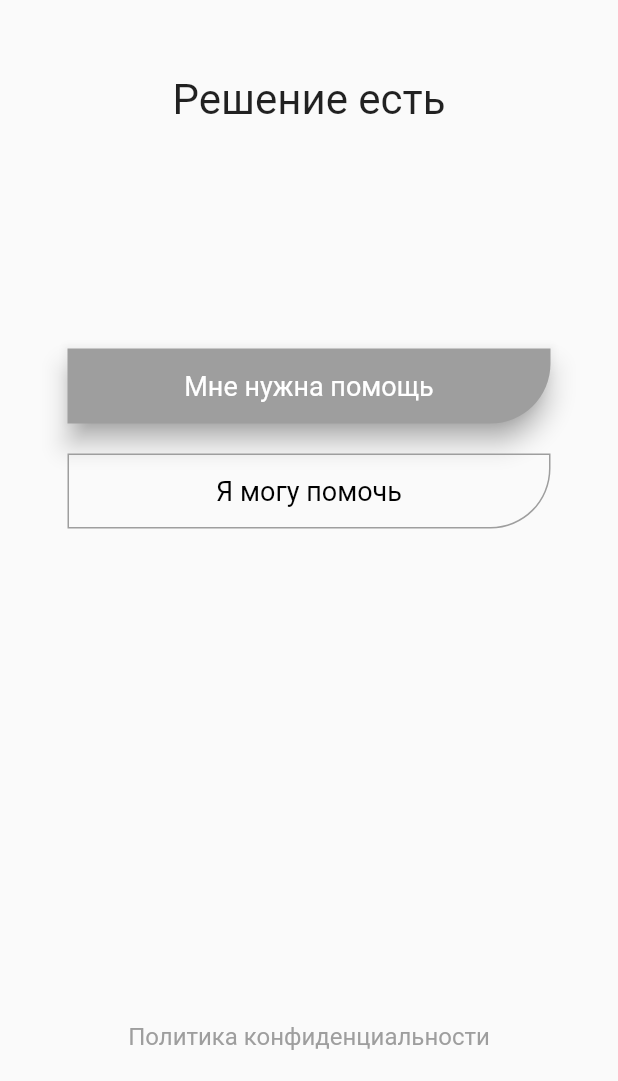
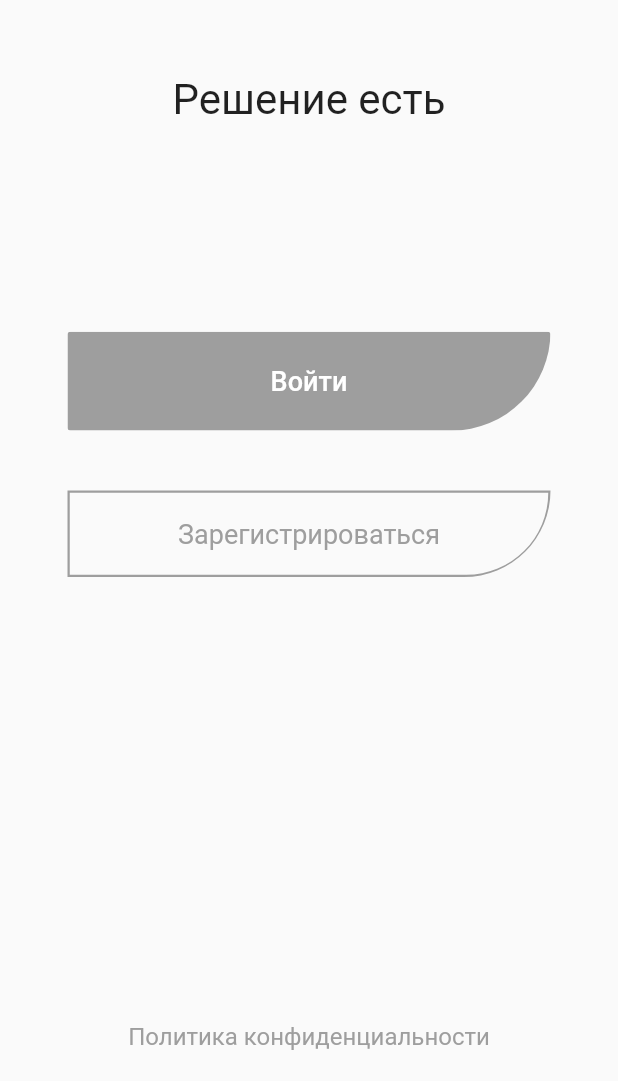
Before and after one commit to ars-kalinichenko/WeHelp, a Flutter app: the screen it shows after launch, on a phone screen of 412 x 824 dp, the part 155-1236 px from its top. Run offline on Flutter 3.47's test engine with Material 2 defaults, Android fonts, the phone set to English and light mode, and no system bars; Roboto replaces fonts that are missing (Montserrat).

Commit message:
Added order screen, buttons to templates.

```diff
--- a/we_help/lib/Screens/PrivacyPolicy/privacy_screen.dart
+++ b/we_help/lib/Screens/PrivacyPolicy/privacy_screen.dart
@@ -49,8 +49,8 @@ class PrivacyState extends State<PrivacyScreen> {
                   child: SingleChildScrollView(
                     child: Text(
                       privacyText,
-                      style:
-                          TextStyle(fontSize: 16, color: PrimaryColorMainText),
+                      style: TextStyle(
+                          fontSize: TextFontSize, color: PrimaryColorMainText),
                     ),
                   ),
                 ),
--- a/we_help/lib/Screens/Welcome/components/body.dart
+++ b/we_help/lib/Screens/Welcome/components/body.dart
@@ -3,6 +3,8 @@ import 'dart:developer';
 import 'package:flutter/material.dart';
 import 'package:we_help/Screens/HomeCustomer/home_customer_screen.dart';
 import 'package:we_help/Screens/PrivacyPolicy/privacy_screen.dart';
+import 'package:we_help/components/rounded_border_button.dart';
+import 'package:we_help/components/rounded_button.dart';
 
 import '../../../constants.dart';
 
@@ -47,14 +49,16 @@ class Body extends StatelessWidget {
                   child: Text('WeHelp',
                       textAlign: TextAlign.center,
                       style: TextStyle(
-                          fontSize: 28.0, fontFamily: PrimaryFontFamily)),
+                          fontSize: HeadersFontSize,
+                          fontFamily: PrimaryFontFamily)),
                 ),
                 SizedBox(height: 50.0),
                 Container(
                   child: Text('Решение есть',
                       textAlign: TextAlign.center,
                       style: TextStyle(
-                          fontSize: 28.0, fontFamily: PrimaryFontFamily)),
+                          fontSize: HeadersFontSize,
+                          fontFamily: PrimaryFontFamily)),
                 ),
               ],
             ),
@@ -63,26 +67,13 @@ class Body extends StatelessWidget {
               padding: EdgeInsets.only(left: 45.0, right: 45.0),
               child: Column(
                 children: <Widget>[
-                  Container(
-                      height: 50.0,
-                      child: GestureDetector(
-                        child: Material(
-                          borderRadius: BorderRadius.only(
-                              bottomRight: const Radius.circular(40.0)),
-                          shadowColor: PrimaryColor,
+                  RoundedButton(
+                      text: "Войти",
                       color: PrimaryColor,
-                          elevation: 7.0,
-                          child: Center(
-                            child: Text(
-                              'Мне нужна помощь',
-                              style: TextStyle(
-                                  color: PrimaryColorLight,
-                                  fontSize: 18,
-                                  fontFamily: PrimaryFontFamily),
-                            ),
-                          ),
-                        ),
-                        onTap: () {
+                      textColor: PrimaryColorLight,
+                      width: 0.9,
+                      height: 0.08,
+                      press: () {
                         Navigator.push(
                           context,
                           MaterialPageRoute(
@@ -91,36 +82,13 @@ class Body extends StatelessWidget {
                             },
                           ),
                         );
-                        },
-                      )),
+                      }),
                   SizedBox(height: 20.0),
-                  Container(
-                    height: 50.0,
-                    child: GestureDetector(
-                      child: Container(
-                        decoration: BoxDecoration(
-                            border: Border.all(
-                                color: PrimaryColor,
-                                style: BorderStyle.solid,
-                                width: 1.0),
+                  RoundedBorderButton(
+                      text: "Зарегистрироваться",
+                      press: () {},
                       color: Colors.transparent,
-                            borderRadius: BorderRadius.only(
-                                bottomRight: const Radius.circular(40.0))),
-                        child: Center(
-                          child: Text(
-                            "Я могу помочь",
-                            style: TextStyle(
-                                color: PrimaryColorMainText,
-                                fontSize: 18,
-                                fontFamily: PrimaryFontFamily),
-                          ),
-                        ),
-                      ),
-                      onTap: () {
-                        log("Switches to worker screen"); //TODO: swipe screen
-                      },
-                    ),
-                  )
+                      textColor: PrimaryColor)
                 ],
               )),
           SizedBox(height: 30),
@@ -142,7 +110,7 @@ class Body extends StatelessWidget {
                   'Политика конфиденциальности',
                   style: TextStyle(
                       color: PrimaryColor,
-                      fontSize: 16,
+                      fontSize: TextFontSize,
                       fontFamily: PrimaryFontFamily),
                 ),
               ))
--- /dev/null
+++ b/we_help/lib/components/rounded_border_button.dart
@@ -0,0 +1,54 @@
+import 'package:flutter/material.dart';
+import 'package:we_help/constants.dart';
+
+class RoundedBorderButton extends StatelessWidget {
+  final String text;
+  final double width; // Relative value for adaptive width
+  final double height; // Relative value for adaptive height
+  final Function press; // Function that will fire when clicked
+  final double border;
+  final Color color, textColor;
+
+  const RoundedBorderButton({
+    Key key,
+    this.text,
+    this.width = 0.8,
+    this.height = 0.07,
+    this.press,
+    this.color = PrimaryColor,
+    this.border = 1.5,
+    this.textColor = Colors.white,
+  }) : super(key: key);
+
+  @override
+  Widget build(BuildContext context) {
+    Size size = MediaQuery.of(context).size;
+    return Container(
+      width: size.width * width,
+      height: size.height * height,
+      margin: EdgeInsets.symmetric(vertical: 10),
+      child: GestureDetector(
+        child: Container(
+          decoration: BoxDecoration(
+              border: Border.all(
+                  color: PrimaryColor, style: BorderStyle.solid, width: border),
+              color: color,
+              borderRadius:
+                  BorderRadius.only(bottomRight: const Radius.circular(100.0))),
+          child: Center(
+            child: Text(
+              text,
+              style: TextStyle(
+                  color: textColor,
+                  fontSize: SubheadingFontSize,
+                  fontFamily: PrimaryFontFamily),
+            ),
+          ),
+        ),
+        onTap: () {
+          press();
+        },
+      ),
+    );
+  }
+}
--- /dev/null
+++ b/we_help/lib/components/rounded_button.dart
@@ -0,0 +1,43 @@
+import 'package:flutter/material.dart';
+import 'package:we_help/constants.dart';
+
+class RoundedButton extends StatelessWidget {
+  final String text;
+  final double width; // Relative value for adaptive width
+  final double height; // Relative value for adaptive height
+  final Function press; // Function that will fire when clicked
+  final Color color, textColor;
+
+  const RoundedButton({
+    Key key,
+    this.text,
+    this.width = 0.8,
+    this.height = 0.07,
+    this.press,
+    this.color = PrimaryColor,
+    this.textColor = Colors.white,
+  }) : super(key: key);
+
+  @override
+  Widget build(BuildContext context) {
+    Size size = MediaQuery.of(context).size;
+    return Container(
+      margin: EdgeInsets.symmetric(vertical: 10),
+      width: size.width * width,
+      height: size.height * height,
+      child: ClipRRect(
+        borderRadius:
+            BorderRadius.only(bottomRight: const Radius.circular(100.0)),
+        child: FlatButton(
+          color: color,
+          splashColor: Colors.transparent,
+          onPressed: press,
+          child: Text(
+            text,
+            style: TextStyle(color: textColor, fontSize: SubheadingFontSize),
+          ),
+        ),
+      ),
+    );
+  }
+}
--- a/we_help/lib/constants.dart
+++ b/we_help/lib/constants.dart
@@ -4,3 +4,6 @@ const PrimaryColor = Colors.grey;
 const PrimaryColorMainText = Colors.black;
 const PrimaryColorLight = Colors.white;
 const PrimaryFontFamily = "Montserrat";
+const HeadersFontSize = 28.0;
+const SubheadingFontSize = 18.0;
+const TextFontSize = 16.0;
```
Also changed, not shown: we_help/lib/Screens/HomeCustomer/components/body.dart (+41 -6 lines), we_help/lib/components/rounded_input_field.dart (added, +34 -0 lines), we_help/lib/components/text_field_container.dart (added, +30 -0 lines). Lines whose indentation alone changed are shown as unchanged.
